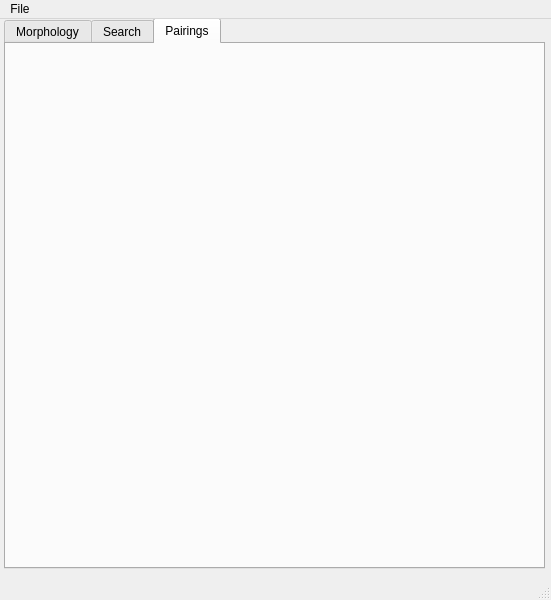
Qt form mainwindow.ui (TheCalpolMan/flight-rising-breeding-tracker) before a commit.
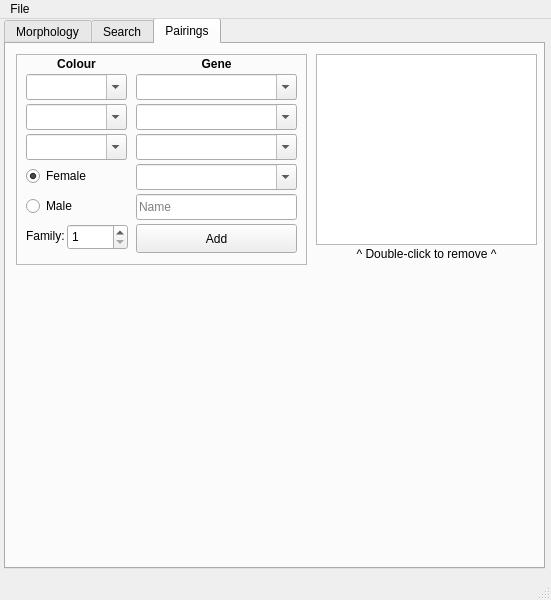
The same form after that commit. The open tabs and pages were chosen to show the change. Icons and pictures are not drawn. Custom widgets are drawn as their Qt base class.

Commit message: dragon name and gender added, pairing ui in the works

Diff of the .ui file:
```diff
--- a/mainwindow.ui
+++ b/mainwindow.ui
@@ -1635,6 +1635,264 @@
      <attribute name="title">
       <string>Pairings</string>
      </attribute>
+     <widget class="QFrame" name="adddragonframe">
+      <property name="geometry">
+       <rect>
+        <x>10</x>
+        <y>10</y>
+        <width>291</width>
+        <height>211</height>
+       </rect>
+      </property>
+      <property name="frameShape">
+       <enum>QFrame::Shape::StyledPanel</enum>
+      </property>
+      <property name="frameShadow">
+       <enum>QFrame::Shadow::Raised</enum>
+      </property>
+      <widget class="QComboBox" name="secondarygenecombobox_pairings">
+       <property name="geometry">
+        <rect>
+         <x>120</x>
+         <y>50</y>
+         <width>161</width>
+         <height>26</height>
+        </rect>
+       </property>
+       <property name="editable">
+        <bool>true</bool>
+       </property>
+      </widget>
+      <widget class="QLabel" name="label_8">
+       <property name="geometry">
+        <rect>
+         <x>120</x>
+         <y>0</y>
+         <width>161</width>
+         <height>20</height>
+        </rect>
+       </property>
+       <property name="text">
+        <string>&lt;html&gt;&lt;head/&gt;&lt;body&gt;&lt;p align=&quot;center&quot;&gt;&lt;span style=&quot; font-weight:700;&quot;&gt;Gene&lt;/span&gt;&lt;/p&gt;&lt;/body&gt;&lt;/html&gt;</string>
+       </property>
+      </widget>
+      <widget class="QComboBox" name="secondarycolourcombobox_pairings">
+       <property name="geometry">
+        <rect>
+         <x>10</x>
+         <y>50</y>
+         <width>101</width>
+         <height>26</height>
+        </rect>
+       </property>
+       <property name="editable">
+        <bool>true</bool>
+       </property>
+      </widget>
+      <widget class="QComboBox" name="tertiarygenecombobox_pairings">
+       <property name="geometry">
+        <rect>
+         <x>120</x>
+         <y>80</y>
+         <width>161</width>
+         <height>26</height>
+        </rect>
+       </property>
+       <property name="editable">
+        <bool>true</bool>
+       </property>
+      </widget>
+      <widget class="QComboBox" name="primarycolourcombobox_pairings">
+       <property name="geometry">
+        <rect>
+         <x>10</x>
+         <y>20</y>
+         <width>101</width>
+         <height>26</height>
+        </rect>
+       </property>
+       <property name="editable">
+        <bool>true</bool>
+       </property>
+      </widget>
+      <widget class="QLabel" name="label_29">
+       <property name="geometry">
+        <rect>
+         <x>10</x>
+         <y>0</y>
+         <width>101</width>
+         <height>20</height>
+        </rect>
+       </property>
+       <property name="text">
+        <string>&lt;html&gt;&lt;head/&gt;&lt;body&gt;&lt;p align=&quot;center&quot;&gt;&lt;span style=&quot; font-weight:700;&quot;&gt;Colour&lt;/span&gt;&lt;/p&gt;&lt;/body&gt;&lt;/html&gt;</string>
+       </property>
+      </widget>
+      <widget class="QComboBox" name="primarygenecombobox_pairings">
+       <property name="geometry">
+        <rect>
+         <x>120</x>
+         <y>20</y>
+         <width>161</width>
+         <height>26</height>
+        </rect>
+       </property>
+       <property name="editable">
+        <bool>true</bool>
+       </property>
+      </widget>
+      <widget class="QComboBox" name="tertiarycolourcombobox_pairings">
+       <property name="geometry">
+        <rect>
+         <x>10</x>
+         <y>80</y>
+         <width>101</width>
+         <height>26</height>
+        </rect>
+       </property>
+       <property name="editable">
+        <bool>true</bool>
+       </property>
+      </widget>
+      <widget class="QRadioButton" name="femaleradiopairings">
+       <property name="geometry">
+        <rect>
+         <x>10</x>
+         <y>110</y>
+         <width>110</width>
+         <height>24</height>
+        </rect>
+       </property>
+       <property name="text">
+        <string>Female</string>
+       </property>
+       <property name="checked">
+        <bool>true</bool>
+       </property>
+      </widget>
+      <widget class="QRadioButton" name="maleradiopairings">
+       <property name="geometry">
+        <rect>
+         <x>10</x>
+         <y>140</y>
+         <width>110</width>
+         <height>24</height>
+        </rect>
+       </property>
+       <property name="text">
+        <string>Male</string>
+       </property>
+      </widget>
+      <widget class="QComboBox" name="breedcombobox_pairings">
+       <property name="geometry">
+        <rect>
+         <x>120</x>
+         <y>110</y>
+         <width>161</width>
+         <height>26</height>
+        </rect>
+       </property>
+       <property name="editable">
+        <bool>true</bool>
+       </property>
+      </widget>
+      <widget class="QLineEdit" name="namelineedit">
+       <property name="geometry">
+        <rect>
+         <x>120</x>
+         <y>140</y>
+         <width>161</width>
+         <height>26</height>
+        </rect>
+       </property>
+       <property name="inputMask">
+        <string/>
+       </property>
+       <property name="placeholderText">
+        <string>Name</string>
+       </property>
+      </widget>
+      <widget class="QPushButton" name="pushButton_2">
+       <property name="geometry">
+        <rect>
+         <x>120</x>
+         <y>170</y>
+         <width>161</width>
+         <height>29</height>
+        </rect>
+       </property>
+       <property name="text">
+        <string>Add</string>
+       </property>
+      </widget>
+      <widget class="QLabel" name="label_33">
+       <property name="geometry">
+        <rect>
+         <x>10</x>
+         <y>171</y>
+         <width>63</width>
+         <height>21</height>
+        </rect>
+       </property>
+       <property name="text">
+        <string>Family:</string>
+       </property>
+      </widget>
+      <widget class="QSpinBox" name="spinBox">
+       <property name="geometry">
+        <rect>
+         <x>51</x>
+         <y>170</y>
+         <width>61</width>
+         <height>26</height>
+        </rect>
+       </property>
+       <property name="mouseTracking">
+        <bool>true</bool>
+       </property>
+       <property name="toolTip">
+        <string/>
+       </property>
+       <property name="toolTipDuration">
+        <number>-1</number>
+       </property>
+       <property name="statusTip">
+        <string/>
+       </property>
+       <property name="whatsThis">
+        <string/>
+       </property>
+       <property name="minimum">
+        <number>1</number>
+       </property>
+       <property name="maximum">
+        <number>64</number>
+       </property>
+      </widget>
+     </widget>
+     <widget class="QListWidget" name="possibleparentlistwidget">
+      <property name="geometry">
+       <rect>
+        <x>310</x>
+        <y>10</y>
+        <width>221</width>
+        <height>191</height>
+       </rect>
+      </property>
+     </widget>
+     <widget class="QLabel" name="label_32">
+      <property name="geometry">
+       <rect>
+        <x>310</x>
+        <y>200</y>
+        <width>221</width>
+        <height>20</height>
+       </rect>
+      </property>
+      <property name="text">
+       <string>&lt;html&gt;&lt;head/&gt;&lt;body&gt;&lt;p align=&quot;center&quot;&gt;^ Double-click to remove ^&lt;/p&gt;&lt;/body&gt;&lt;/html&gt;</string>
+      </property>
+     </widget>
     </widget>
    </widget>
   </widget>
```
Left out of the diff: 2 changed lines with no effect on the pictures. The commit also changes 4 other files.
